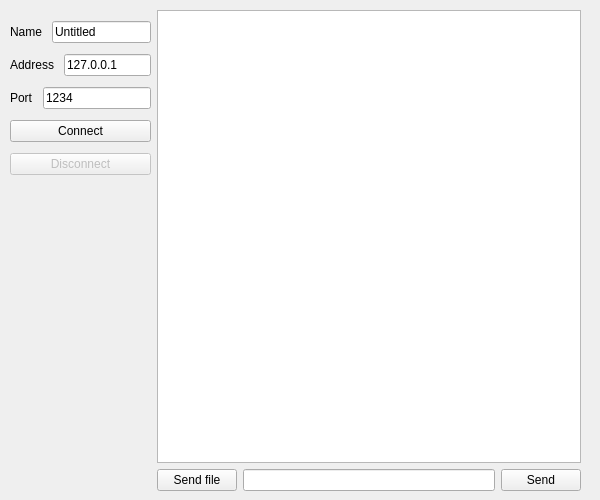
This is Client/chat.ui in ohmeqwertreysd/QtChat as Qt 5 draws it before an edit. The edited form follows.
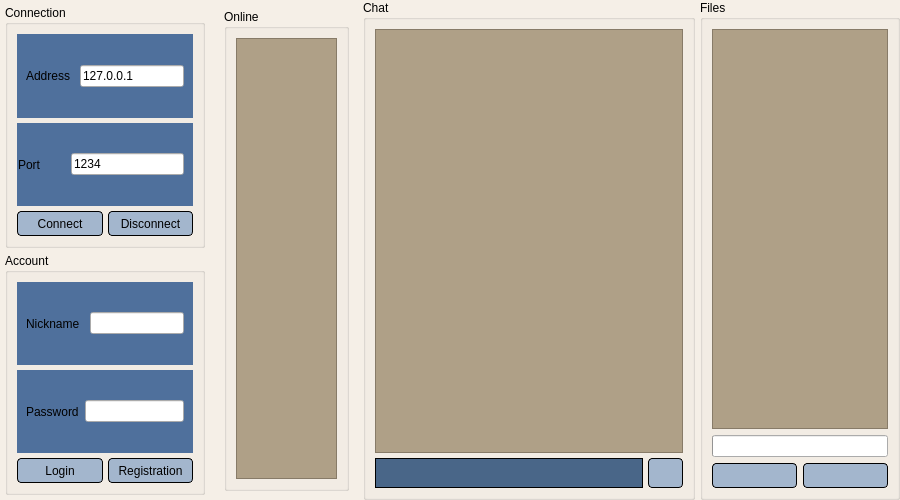
This is the edited form. Icons and pictures are not drawn.

What changed in the file:
```diff
--- a/Client/chat.ui
+++ b/Client/chat.ui
@@ -6,81 +6,174 @@
    <rect>
     <x>0</x>
     <y>0</y>
-    <width>600</width>
+    <width>900</width>
     <height>500</height>
    </rect>
   </property>
   <property name="minimumSize">
    <size>
-    <width>450</width>
+    <width>900</width>
     <height>500</height>
    </size>
   </property>
+  <property name="font">
+   <font>
+    <pointsize>10</pointsize>
+   </font>
+  </property>
   <property name="windowTitle">
    <string>QtChat</string>
   </property>
+  <property name="styleSheet">
+   <string notr="true">QMainWindow{
+		background-color: #F5EFE7;
+}</string>
+  </property>
   <widget class="QWidget" name="centralwidget">
    <property name="sizePolicy">
     <sizepolicy hsizetype="Expanding" vsizetype="Expanding">
-     <horstretch>1</horstretch>
-     <verstretch>1</verstretch>
+     <horstretch>0</horstretch>
+     <verstretch>0</verstretch>
     </sizepolicy>
    </property>
    <property name="autoFillBackground">
     <bool>false</bool>
    </property>
-   <widget class="QWidget" name="horizontalLayoutWidget_3">
-    <property name="geometry">
-     <rect>
-      <x>10</x>
-      <y>10</y>
-      <width>581</width>
-      <height>481</height>
-     </rect>
+   <layout class="QGridLayout" name="gridLayout">
+    <property name="leftMargin">
+     <number>0</number>
     </property>
-    <layout class="QHBoxLayout" name="frameLayout" stretch="1,3">
+    <property name="topMargin">
+     <number>0</number>
+    </property>
+    <property name="rightMargin">
+     <number>0</number>
+    </property>
+    <property name="bottomMargin">
+     <number>0</number>
+    </property>
+    <property name="spacing">
+     <number>5</number>
+    </property>
+    <item row="0" column="0">
+     <layout class="QHBoxLayout" name="frameLayout" stretch="0,0,1,0">
+      <property name="spacing">
+       <number>5</number>
+      </property>
      <property name="sizeConstraint">
       <enum>QLayout::SetDefaultConstraint</enum>
      </property>
+      <property name="leftMargin">
+       <number>0</number>
+      </property>
+      <property name="topMargin">
+       <number>0</number>
+      </property>
      <property name="rightMargin">
-      <number>10</number>
-     </property>
+       <number>0</number>
+      </property>
+      <property name="bottomMargin">
+       <number>0</number>
+      </property>
      <item>
-      <layout class="QVBoxLayout" name="panelLayout" stretch="0,0,0,0,0">
+       <widget class="QWidget" name="settingLayout" native="true">
+        <property name="sizePolicy">
+         <sizepolicy hsizetype="Preferred" vsizetype="Preferred">
+          <horstretch>0</horstretch>
+          <verstretch>0</verstretch>
+         </sizepolicy>
+        </property>
+        <property name="minimumSize">
+         <size>
+          <width>0</width>
+          <height>0</height>
+         </size>
+        </property>
+        <property name="maximumSize">
+         <size>
+          <width>16777215</width>
+          <height>500</height>
+         </size>
+        </property>
+        <property name="layoutDirection">
+         <enum>Qt::LeftToRight</enum>
+        </property>
+        <property name="styleSheet">
+         <string notr="true">QWidget#settingLayout {
+	
+}</string>
+        </property>
+        <layout class="QVBoxLayout" name="panelLayout" stretch="0,0">
        <property name="spacing">
-        <number>0</number>
+          <number>5</number>
        </property>
        <property name="leftMargin">
-        <number>0</number>
-       </property>
+          <number>5</number>
+         </property>
+         <property name="topMargin">
+          <number>5</number>
+         </property>
        <property name="rightMargin">
-        <number>0</number>
+          <number>5</number>
        </property>
        <property name="bottomMargin">
-        <number>300</number>
+          <number>5</number>
        </property>
        <item>
-        <layout class="QHBoxLayout" name="nameLayout">
+          <widget class="QGroupBox" name="connectionBox">
+           <property name="minimumSize">
+            <size>
+             <width>200</width>
+             <height>0</height>
+            </size>
+           </property>
+           <property name="maximumSize">
+            <size>
+             <width>200</width>
+             <height>16777215</height>
+            </size>
+           </property>
+           <property name="styleSheet">
+            <string notr="true"/>
+           </property>
+           <property name="title">
+            <string>Connection</string>
+           </property>
+           <layout class="QGridLayout" name="gridLayout_3">
+            <item row="0" column="0">
+             <widget class="QWidget" name="verticalWidget" native="true">
+              <property name="styleSheet">
+               <string notr="true"/>
+              </property>
+              <layout class="QVBoxLayout" name="verticalLayout_3">
          <property name="spacing">
-          <number>10</number>
-         </property>
-         <item>
-          <widget class="QLabel" name="label">
-           <property name="text">
-            <string>Name</string>
-           </property>
-          </widget>
-         </item>
-         <item>
-          <widget class="QLineEdit" name="nameString">
-           <property name="text">
-            <string>Untitled</string>
-           </property>
-          </widget>
-         </item>
-        </layout>
-       </item>
+                <number>5</number>
+               </property>
+               <property name="leftMargin">
+                <number>0</number>
+               </property>
+               <property name="topMargin">
+                <number>0</number>
+               </property>
+               <property name="rightMargin">
+                <number>0</number>
+               </property>
+               <property name="bottomMargin">
+                <number>0</number>
+               </property>
        <item>
+                <widget class="QWidget" name="addressWidget" native="true">
+                 <property name="minimumSize">
+                  <size>
+                   <width>150</width>
+                   <height>50</height>
+                  </size>
+                 </property>
+                 <property name="styleSheet">
+                  <string notr="true">QWidget#addressWidget {
+	background-color: #4F709C;
+}</string>
+                 </property>
         <layout class="QHBoxLayout" name="addresLayout">
          <property name="spacing">
           <number>10</number>
@@ -100,11 +193,27 @@
           </widget>
          </item>
         </layout>
+                </widget>
        </item>
        <item>
+                <widget class="QWidget" name="portWidget" native="true">
+                 <property name="minimumSize">
+                  <size>
+                   <width>150</width>
+                   <height>50</height>
+                  </size>
+                 </property>
+                 <property name="styleSheet">
+                  <string notr="true">QWidget#portWidget {
+	background-color: #4F709C;
+}</string>
+                 </property>
         <layout class="QHBoxLayout" name="portLayout">
          <property name="spacing">
-          <number>10</number>
+                   <number>30</number>
+                  </property>
+                  <property name="leftMargin">
+                   <number>1</number>
          </property>
          <item>
           <widget class="QLabel" name="label_3">
@@ -121,9 +230,26 @@
           </widget>
          </item>
         </layout>
-       </item>
+                </widget>
+               </item>
+               <item>
+                <layout class="QHBoxLayout" name="horizontalLayout_2">
        <item>
         <widget class="QPushButton" name="connectButton">
+                   <property name="minimumSize">
+                    <size>
+                     <width>25</width>
+                     <height>25</height>
+                    </size>
+                   </property>
+                   <property name="styleSheet">
+                    <string notr="true">QPushButton#connectButton{
+	background-color: #a3b6cd;
+	border: 1px;
+	border-style: solid;
+	border-radius: 4px;
+}</string>
+                   </property>
          <property name="text">
           <string>Connect</string>
          </property>
@@ -132,7 +258,21 @@
        <item>
         <widget class="QPushButton" name="disconnectButton">
          <property name="enabled">
-          <bool>false</bool>
+                    <bool>true</bool>
+                   </property>
+                   <property name="minimumSize">
+                    <size>
+                     <width>25</width>
+                     <height>25</height>
+                    </size>
+                   </property>
+                   <property name="styleSheet">
+                    <string notr="true">QPushButton#disconnectButton{
+	background-color: #a3b6cd;
+	border: 1px;
+	border-style: solid;
+	border-radius: 4px;
+}</string>
          </property>
          <property name="text">
           <string>Disconnect</string>
@@ -141,18 +281,258 @@
        </item>
       </layout>
      </item>
+              </layout>
+             </widget>
+            </item>
+           </layout>
+          </widget>
+         </item>
      <item>
-      <layout class="QVBoxLayout" name="chatLayout">
+          <widget class="QGroupBox" name="accountBox">
+           <property name="minimumSize">
+            <size>
+             <width>200</width>
+             <height>0</height>
+            </size>
+           </property>
+           <property name="maximumSize">
+            <size>
+             <width>200</width>
+             <height>16777215</height>
+            </size>
+           </property>
+           <property name="styleSheet">
+            <string notr="true"/>
+           </property>
+           <property name="title">
+            <string>Account</string>
+           </property>
+           <layout class="QGridLayout" name="gridLayout_4">
+            <item row="0" column="0">
+             <widget class="QWidget" name="verticalWidget" native="true">
+              <layout class="QVBoxLayout" name="verticalLayout_5">
+               <property name="spacing">
+                <number>5</number>
+               </property>
+               <property name="leftMargin">
+                <number>0</number>
+               </property>
+               <property name="topMargin">
+                <number>0</number>
+               </property>
+               <property name="rightMargin">
+                <number>0</number>
+               </property>
+               <property name="bottomMargin">
+                <number>0</number>
+               </property>
+               <item>
+                <widget class="QWidget" name="usernameWidget" native="true">
+                 <property name="minimumSize">
+                  <size>
+                   <width>150</width>
+                   <height>50</height>
+                  </size>
+                 </property>
+                 <property name="styleSheet">
+                  <string notr="true">QWidget#usernameWidget {
+	background-color: #4F709C;
+}</string>
+                 </property>
+                 <layout class="QHBoxLayout" name="nameLayout">
+                  <property name="spacing">
+                   <number>10</number>
+                  </property>
+                  <item>
+                   <widget class="QLabel" name="label">
+                    <property name="text">
+                     <string>Nickname</string>
+                    </property>
+                   </widget>
+                  </item>
+                  <item>
+                   <widget class="QLineEdit" name="usernameString">
+                    <property name="text">
+                     <string/>
+                    </property>
+                   </widget>
+                  </item>
+                 </layout>
+                </widget>
+               </item>
+               <item>
+                <widget class="QWidget" name="passwordWidget" native="true">
+                 <property name="minimumSize">
+                  <size>
+                   <width>150</width>
+                   <height>50</height>
+                  </size>
+                 </property>
+                 <property name="styleSheet">
+                  <string notr="true">QWidget#passwordWidget {
+	background-color: #4F709C;
+}</string>
+                 </property>
+                 <layout class="QHBoxLayout" name="horizontalLayout">
+                  <item>
+                   <widget class="QLabel" name="label_4">
+                    <property name="text">
+                     <string>Password</string>
+                    </property>
+                   </widget>
+                  </item>
+                  <item>
+                   <widget class="QLineEdit" name="passwordString">
+                    <property name="echoMode">
+                     <enum>QLineEdit::Password</enum>
+                    </property>
+                   </widget>
+                  </item>
+                 </layout>
+                </widget>
+               </item>
+               <item>
+                <layout class="QHBoxLayout" name="horizontalLayout_3">
+                 <item>
+                  <widget class="QPushButton" name="loginButton">
+                   <property name="minimumSize">
+                    <size>
+                     <width>25</width>
+                     <height>25</height>
+                    </size>
+                   </property>
+                   <property name="styleSheet">
+                    <string notr="true">QPushButton#loginButton {
+	background-color: #a3b6cd;
+	border: 1px;
+	border-style: solid;
+	border-radius: 4px;
+}</string>
+                   </property>
+                   <property name="text">
+                    <string>Login</string>
+                   </property>
+                  </widget>
+                 </item>
+                 <item>
+                  <widget class="QPushButton" name="registrationButton">
+                   <property name="minimumSize">
+                    <size>
+                     <width>25</width>
+                     <height>25</height>
+                    </size>
+                   </property>
+                   <property name="styleSheet">
+                    <string notr="true">QPushButton#registrationButton{
+	background-color: #a3b6cd;
+	border: 1px;
+	border-style: solid;
+	border-radius: 4px;
+}</string>
+                   </property>
+                   <property name="text">
+                    <string>Registration</string>
+                   </property>
+                  </widget>
+                 </item>
+                </layout>
+               </item>
+              </layout>
+             </widget>
+            </item>
+           </layout>
+          </widget>
+         </item>
+        </layout>
+       </widget>
+      </item>
+      <item>
+       <widget class="QWidget" name="usersLayout" native="true">
+        <property name="maximumSize">
+         <size>
+          <width>16777215</width>
+          <height>500</height>
+         </size>
+        </property>
+        <layout class="QVBoxLayout" name="verticalLayout">
+         <item>
+          <widget class="QGroupBox" name="groupBox">
+           <property name="sizePolicy">
+            <sizepolicy hsizetype="Expanding" vsizetype="Expanding">
+             <horstretch>0</horstretch>
+             <verstretch>0</verstretch>
+            </sizepolicy>
+           </property>
+           <property name="minimumSize">
+            <size>
+             <width>125</width>
+             <height>0</height>
+            </size>
+           </property>
+           <property name="maximumSize">
+            <size>
+             <width>125</width>
+             <height>16777215</height>
+            </size>
+           </property>
+           <property name="title">
+            <string>Online</string>
+           </property>
+           <layout class="QGridLayout" name="gridLayout_2">
+            <item row="0" column="0">
+             <widget class="QListWidget" name="usersList">
+              <property name="autoFillBackground">
+               <bool>false</bool>
+              </property>
+              <property name="styleSheet">
+               <string notr="true">QListWidget#usersList {
+	background-color: #afa087;
+}</string>
+              </property>
+             </widget>
+            </item>
+           </layout>
+          </widget>
+         </item>
+        </layout>
+       </widget>
+      </item>
+      <item>
+       <layout class="QVBoxLayout" name="verticalLayout_2">
+        <item>
+         <widget class="QGroupBox" name="groupBox_5">
+          <property name="minimumSize">
+           <size>
+            <width>300</width>
+            <height>0</height>
+           </size>
+          </property>
+          <property name="title">
+           <string>Chat</string>
+          </property>
+          <layout class="QGridLayout" name="gridLayout_6">
+           <item row="0" column="0">
+            <layout class="QVBoxLayout" name="chatLayout" stretch="15,0">
+             <property name="spacing">
+              <number>5</number>
+             </property>
        <item>
         <widget class="QTextBrowser" name="chatBrowser">
          <property name="font">
           <font>
-           <pointsize>6</pointsize>
+                 <family>Open Sans</family>
+                 <pointsize>10</pointsize>
           </font>
          </property>
          <property name="autoFillBackground">
           <bool>false</bool>
          </property>
+               <property name="styleSheet">
+                <string notr="true">QTextBrowser#chatBrowser {
+	border-width: 0px;
+	background-color: #afa087;
+}</string>
+               </property>
          <property name="html">
           <string>&lt;!DOCTYPE HTML PUBLIC &quot;-//W3C//DTD HTML 4.0//EN&quot; &quot;http://www.w3.org/TR/REC-html40/strict.dtd&quot;&gt;
 &lt;html&gt;&lt;head&gt;&lt;meta name=&quot;qrichtext&quot; content=&quot;1&quot; /&gt;&lt;meta charset=&quot;utf-8&quot; /&gt;&lt;style type=&quot;text/css&quot;&gt;
@@ -160,8 +540,8 @@
 hr { height: 1px; border-width: 0; }
 li.unchecked::marker { content: &quot;\2610&quot;; }
 li.checked::marker { content: &quot;\2612&quot;; }
-&lt;/style&gt;&lt;/head&gt;&lt;body style=&quot; font-family:'Segoe UI'; font-size:6pt; font-weight:400; font-style:normal;&quot;&gt;
-&lt;p style=&quot;-qt-paragraph-type:empty; margin-top:0px; margin-bottom:0px; margin-left:0px; margin-right:0px; -qt-block-indent:0; text-indent:0px; font-size:9pt;&quot;&gt;&lt;br /&gt;&lt;/p&gt;&lt;/body&gt;&lt;/html&gt;</string>
+&lt;/style&gt;&lt;/head&gt;&lt;body style=&quot; font-family:'Open Sans'; font-size:10pt; font-weight:400; font-style:normal;&quot;&gt;
+&lt;p style=&quot;-qt-paragraph-type:empty; margin-top:0px; margin-bottom:0px; margin-left:0px; margin-right:0px; -qt-block-indent:0; text-indent:0px; font-family:'Segoe UI'; font-size:9pt;&quot;&gt;&lt;br /&gt;&lt;/p&gt;&lt;/body&gt;&lt;/html&gt;</string>
          </property>
          <property name="openExternalLinks">
           <bool>true</bool>
@@ -169,32 +549,241 @@
         </widget>
        </item>
        <item>
+              <widget class="QWidget" name="sendingLayout_2" native="true">
+               <property name="sizePolicy">
+                <sizepolicy hsizetype="Expanding" vsizetype="Expanding">
+                 <horstretch>0</horstretch>
+                 <verstretch>0</verstretch>
+                </sizepolicy>
+               </property>
+               <property name="autoFillBackground">
+                <bool>false</bool>
+               </property>
+               <property name="styleSheet">
+                <string notr="true"/>
+               </property>
         <layout class="QHBoxLayout" name="sendingLayout">
+                <property name="spacing">
+                 <number>5</number>
+                </property>
+                <property name="leftMargin">
+                 <number>0</number>
+                </property>
+                <property name="topMargin">
+                 <number>0</number>
+                </property>
+                <property name="rightMargin">
+                 <number>0</number>
+                </property>
+                <property name="bottomMargin">
+                 <number>0</number>
+                </property>
          <item>
-          <widget class="QPushButton" name="sendFileButton">
+                 <widget class="QLineEdit" name="messageString">
+                  <property name="enabled">
+                   <bool>true</bool>
+                  </property>
+                  <property name="sizePolicy">
+                   <sizepolicy hsizetype="Expanding" vsizetype="Minimum">
+                    <horstretch>0</horstretch>
+                    <verstretch>0</verstretch>
+                   </sizepolicy>
+                  </property>
+                  <property name="minimumSize">
+                   <size>
+                    <width>0</width>
+                    <height>25</height>
+                   </size>
+                  </property>
+                  <property name="font">
+                   <font>
+                    <family>JetBrains Mono</family>
+                    <pointsize>10</pointsize>
+                   </font>
+                  </property>
+                  <property name="autoFillBackground">
+                   <bool>false</bool>
+                  </property>
+                  <property name="styleSheet">
+                   <string notr="true">QLineEdit#messageString {
+	background-color: #496688;
+	color: white;
+	border: 1px;
+	border-style: solid;
+	border-radius: 0px;
+}</string>
+                  </property>
            <property name="text">
-            <string>Send file</string>
+                   <string/>
+                  </property>
+                  <property name="frame">
+                   <bool>false</bool>
            </property>
           </widget>
          </item>
-         <item>
-          <widget class="QLineEdit" name="messageString"/>
-         </item>
          <item>
           <widget class="QPushButton" name="sendButton">
+                  <property name="minimumSize">
+                   <size>
+                    <width>35</width>
+                    <height>30</height>
+                   </size>
+                  </property>
+                  <property name="styleSheet">
+                   <string notr="true">QPushButton#sendButton {
+	background-color: #a3b6cd;
+	border: 1px;
+	border-style: solid;
+	border-radius: 4px;
+}</string>
+                  </property>
            <property name="text">
-            <string>Send</string>
-           </property>
+                   <string/>
+                  </property>
+                  <property name="icon">
+                   <iconset resource="Resource.qrc">
+                    <normaloff>:/icon/Resource/send_notclicked.png</normaloff>:/icon/Resource/send_notclicked.png</iconset>
+                  </property>
+                  <property name="iconSize">
+                   <size>
+                    <width>19</width>
+                    <height>19</height>
+                   </size>
+                  </property>
           </widget>
          </item>
         </layout>
+              </widget>
        </item>
       </layout>
      </item>
     </layout>
    </widget>
-  </widget>
- </widget>
- <resources/>
+        </item>
+       </layout>
+      </item>
+      <item>
+       <widget class="QGroupBox" name="fileBox">
+        <property name="minimumSize">
+         <size>
+          <width>200</width>
+          <height>0</height>
+         </size>
+        </property>
+        <property name="maximumSize">
+         <size>
+          <width>200</width>
+          <height>16777215</height>
+         </size>
+        </property>
+        <property name="title">
+         <string>Files</string>
+        </property>
+        <layout class="QGridLayout" name="gridLayout_5">
+         <item row="4" column="0">
+          <layout class="QHBoxLayout" name="loadLayout">
+           <item>
+            <widget class="QPushButton" name="downloadButton">
+             <property name="minimumSize">
+              <size>
+               <width>25</width>
+               <height>25</height>
+              </size>
+             </property>
+             <property name="styleSheet">
+              <string notr="true">QPushButton#downloadButton {
+	background-color: #a3b6cd;
+	border: 1px;
+	border-style: solid;
+	border-radius: 4px;
+}</string>
+             </property>
+             <property name="text">
+              <string/>
+             </property>
+             <property name="icon">
+              <iconset resource="Resource.qrc">
+               <normaloff>:/icon/Resource/download.png</normaloff>:/icon/Resource/download.png</iconset>
+             </property>
+             <property name="iconSize">
+              <size>
+               <width>18</width>
+               <height>18</height>
+              </size>
+             </property>
+            </widget>
+           </item>
+           <item>
+            <widget class="QPushButton" name="uploadButton">
+             <property name="minimumSize">
+              <size>
+               <width>25</width>
+               <height>25</height>
+              </size>
+             </property>
+             <property name="styleSheet">
+              <string notr="true">QPushButton#uploadButton {
+	background-color: #a3b6cd;
+	border: 1px;
+	border-style: solid;
+	border-radius: 4px;
+}</string>
+             </property>
+             <property name="text">
+              <string/>
+             </property>
+             <property name="icon">
+              <iconset resource="Resource.qrc">
+               <normaloff>:/icon/Resource/upload.png</normaloff>:/icon/Resource/upload.png</iconset>
+             </property>
+             <property name="iconSize">
+              <size>
+               <width>18</width>
+               <height>18</height>
+              </size>
+             </property>
+            </widget>
+           </item>
+          </layout>
+         </item>
+         <item row="1" column="0">
+          <widget class="QListWidget" name="filesListWidget">
+           <property name="styleSheet">
+            <string notr="true">QListWidget#filesListWidget {
+	background-color: #afa087;
+}</string>
+           </property>
+          </widget>
+         </item>
+         <item row="2" column="0">
+          <widget class="QProgressBar" name="progressBar">
+           <property name="enabled">
+            <bool>true</bool>
+           </property>
+           <property name="value">
+            <number>0</number>
+           </property>
+           <property name="textVisible">
+            <bool>false</bool>
+           </property>
+           <property name="invertedAppearance">
+            <bool>false</bool>
+           </property>
+           <property name="textDirection">
+            <enum>QProgressBar::TopToBottom</enum>
+           </property>
+          </widget>
+         </item>
+        </layout>
+       </widget>
+      </item>
+     </layout>
+    </item>
+   </layout>
+  </widget>
+ </widget>
+ <resources>
+  <include location="Resource.qrc"/>
+ </resources>
  <connections/>
 </ui>
```
Left out of the diff: 4 changed lines with no effect on the pictures. Lines whose indentation alone changed are shown as unchanged.
